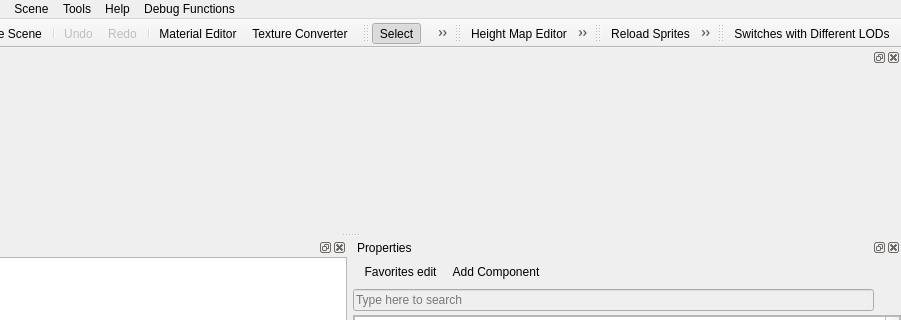
Before: the Qt Designer form Tools/ResourceEditor/DataQt/mainwindow.ui in xaoctech/dava.engine, drawn with Qt 5; both pictures show x 202 to 1103 and y 0 to 320 of the 1103 by 796 pixel window.
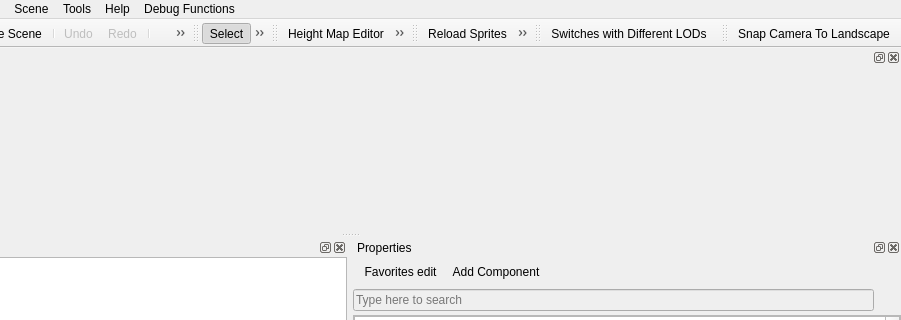
After: the same form once the commit is applied. Icons and pictures are not drawn. Custom widgets are drawn as their Qt base class.

Commit message: [DF-1780] Added enabling of snap to landscape camera by button on toolbar

What changed in the file:
```diff
--- a/Tools/ResourceEditor/DataQt/mainwindow.ui
+++ b/Tools/ResourceEditor/DataQt/mainwindow.ui
@@ -728,6 +728,18 @@
    </attribute>
    <addaction name="actionSwitchesWithDifferentLODs"/>
   </widget>
+  <widget class="QToolBar" name="cameraToolBar">
+   <property name="windowTitle">
+    <string>Camera Tool Bar</string>
+   </property>
+   <attribute name="toolBarArea">
+    <enum>TopToolBarArea</enum>
+   </attribute>
+   <attribute name="toolBarBreak">
+    <bool>false</bool>
+   </attribute>
+   <addaction name="actionSnapCameraToLandscape"/>
+  </widget>
   <action name="actionNewScene">
    <property name="icon">
     <iconset resource="QtIcons.qrc">
@@ -1969,6 +1981,21 @@
     <string>Add Snap to Landscape Component</string>
    </property>
   </action>
+  <action name="actionSnapCameraToLandscape">
+   <property name="checkable">
+    <bool>true</bool>
+   </property>
+   <property name="icon">
+    <iconset resource="QtIcons.qrc">
+     <normaloff>:/QtIcons/camera.png</normaloff>:/QtIcons/camera.png</iconset>
+   </property>
+   <property name="text">
+    <string>Snap Camera To Landscape</string>
+   </property>
+   <property name="toolTip">
+    <string>Snap Camera To Landscape</string>
+   </property>
+  </action>
  </widget>
  <layoutdefault spacing="6" margin="11"/>
  <customwidgets>
```
The commit also changes 7 other files.
